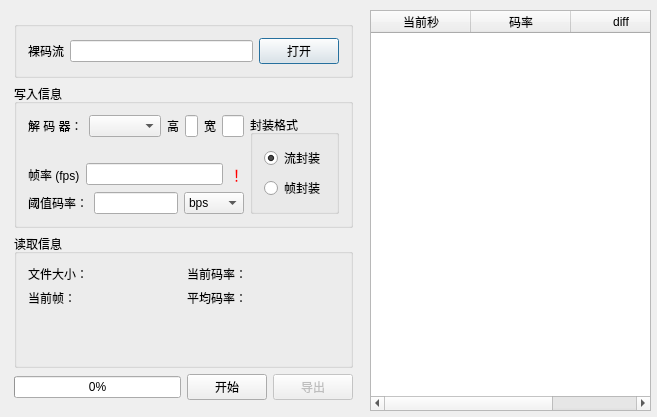
This is awbitrate.ui in kongxiaofan/AwBitRate as Qt 5 draws it before an edit. The edited form follows.
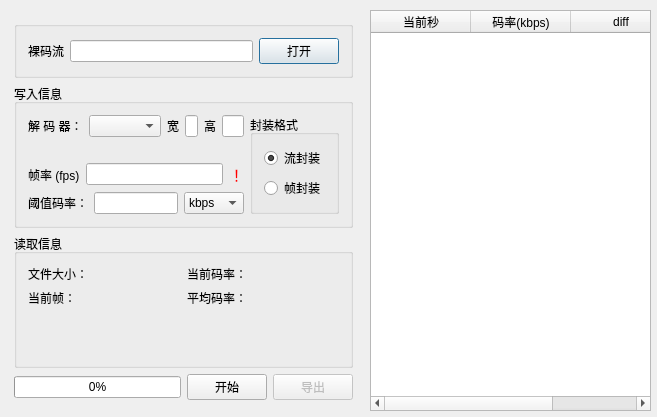
This is the edited form. Custom widgets are drawn as their Qt base class.

The edit to the form file:
```diff
--- a/awbitrate.ui
+++ b/awbitrate.ui
@@ -29,7 +29,7 @@
    </column>
    <column>
     <property name="text">
-     <string>码率</string>
+     <string>码率(kbps)</string>
     </property>
    </column>
    <column>
@@ -38,7 +38,7 @@
     </property>
    </column>
   </widget>
-  <widget class="QWidget" name="">
+  <widget class="QWidget" name="layoutWidget">
    <property name="geometry">
     <rect>
      <x>3</x>
@@ -161,7 +161,7 @@
              <item>
               <widget class="QLabel" name="label_7">
                <property name="text">
-                <string>高</string>
+                <string>宽</string>
                </property>
               </widget>
              </item>
@@ -173,7 +173,7 @@
            <item>
             <widget class="QLabel" name="label_5">
              <property name="text">
-              <string>宽</string>
+              <string>高</string>
              </property>
             </widget>
            </item>
@@ -226,11 +226,6 @@
            </item>
            <item>
             <widget class="QComboBox" name="orBrCB">
-             <item>
-              <property name="text">
-               <string>bps</string>
-              </property>
-             </item>
              <item>
               <property name="text">
                <string>kbps</string>
```
Left out of the diff: 18 changed lines with no effect on the pictures.
